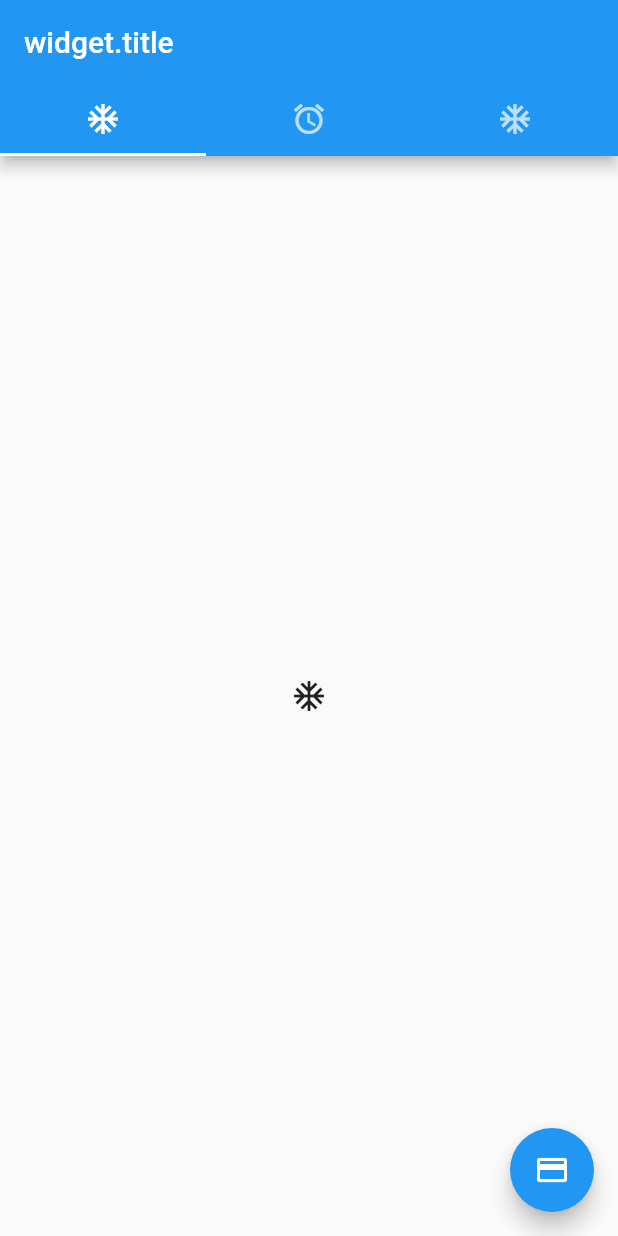
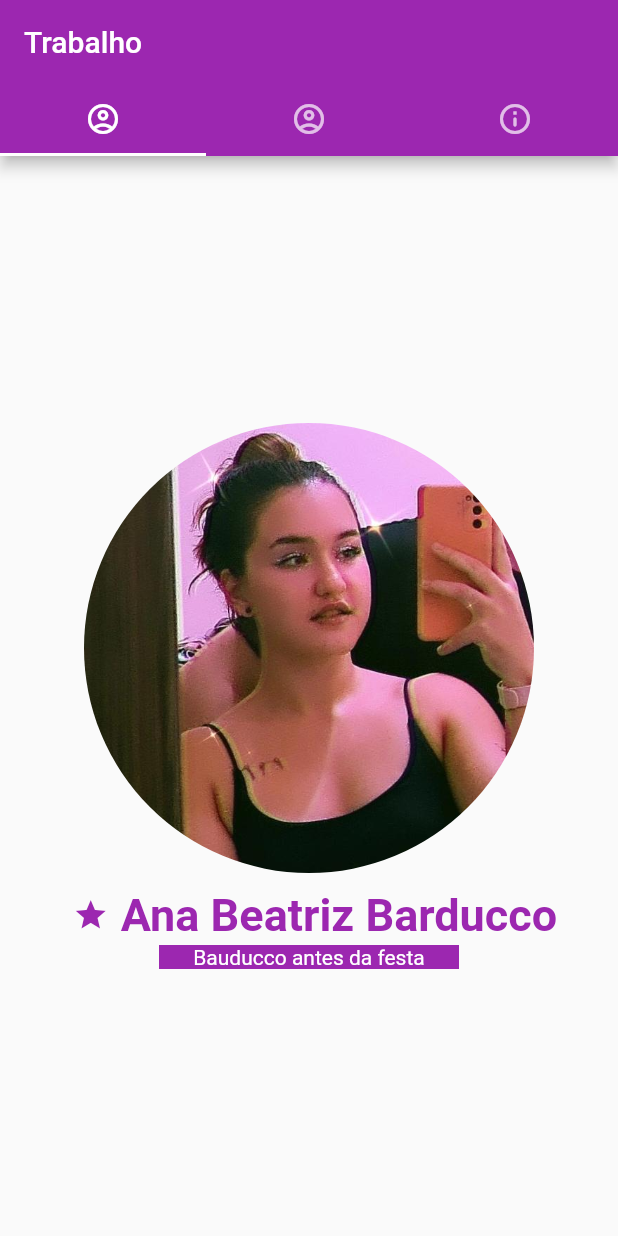
Before and after one commit to joao-vitor-machado/aula03-TabBar, a Flutter app: the screen it shows after launch, on a phone screen of 412 x 824 dp. Run offline on Flutter 3.47's test engine with Material 2 defaults, Android fonts, the phone set to English and light mode, and no system bars; Roboto replaces fonts that are missing (Arial).

Commit message:
tarefa aula 04

```diff
--- a/flutter_application_1/lib/main.dart
+++ b/flutter_application_1/lib/main.dart
@@ -1,4 +1,5 @@
 import 'package:flutter/material.dart';
+import 'package:flutter_application_1/view/PersonWidget.dart';
 import 'package:flutter_application_1/view/first_screen.dart';
 
 void main() {
@@ -16,7 +17,7 @@ class MyApp extends StatelessWidget {
     return MaterialApp(
       title: 'Flutter Demo',
       theme: ThemeData(
-        primarySwatch: Colors.blue,
+        primarySwatch: Colors.purple,
         visualDensity: VisualDensity.comfortable,
       ),
       home: DefaultTabController(
@@ -25,25 +26,51 @@ class MyApp extends StatelessWidget {
           appBar: AppBar(
             bottom: const TabBar(
               tabs: [
-                Tab(child: Icon(Icons.ac_unit)),
-                Tab(child: Icon(Icons.access_alarm_outlined)),
-                Tab(child: Icon(Icons.ac_unit)),
+                Tab(child: Icon(Icons.account_circle_outlined)),
+                Tab(child: Icon(Icons.account_circle_outlined)),
+                Tab(child: Icon(Icons.info_outline_rounded)),
               ],
             ),
-            title: Text("widget.title"),
+            title: Text("Trabalho"),
           ),
           body: TabBarView(
             children: [
-              Center(child: Icon(Icons.ac_unit)),
-              Center(child: Icon(Icons.access_alarm_outlined)),
-              Center(child: Icon(Icons.ac_unit)),
+              const Center(child:
+                PersonWidget(asset: "assets/images/ana.jpg",
+                  name: "Ana Beatriz Barducco",
+                  icon: Icon(Icons.star, color: Colors.purple,
+                  ),
+                description: "Bauducco antes da festa",),
+              ),
+              const Center(child:
+                PersonWidget(
+                    asset: "assets/images/joao.jpg",
+                    name: "João Vitor Leite Machado",
+                    icon: Icon(Icons.bed, color: Colors.purple ),
+                    description: "Sid no espelho da loja",
+                )
+              ),
+              Center(child: FittedBox(
+                fit: BoxFit.fill,
+                child: Container(
+                  width: 300,
+                  child: Column(
+                    children: [
+                      FittedBox(
+                          fit: BoxFit.cover,
+                          child: Image.asset("assets/images/romance.jpg")),
+                      Padding(
+                        padding: const EdgeInsets.all(8.0),
+                        child: const Text('''
+É um aplicativo em que o casal registra suas preferências de gênero de filmes e de snacks e a partir dessas informações, a aplicação sugere um date com um filme e snack que agrade ambos.                      ''', softWrap: true,),
+                      ),
+                    ],
+                  ),
+                ),
+              )),
             ],
           ),
-          floatingActionButton: FloatingActionButton(
-            onPressed: _incrementCounter,
-            tooltip: 'Increment',
-            child: Icon(Icons.credit_card),
-          ),
+
         ),
       ),
     );
--- /dev/null
+++ b/flutter_application_1/lib/view/PersonWidget.dart
@@ -0,0 +1,70 @@
+import 'package:flutter/material.dart';
+
+class PersonWidget extends StatelessWidget {
+  final String asset;
+  final String name;
+  final Icon icon;
+  final String description;
+  const PersonWidget({
+    Key? key,
+    required String this.asset,
+    required String this.name,
+    required Icon this.icon,
+    required String this.description,
+  }) : super(key: key);
+
+  @override
+  Widget build(BuildContext context) {
+    return Column(
+      mainAxisAlignment: MainAxisAlignment.center,
+      children: [
+         Container(
+           height: 300,
+           decoration: BoxDecoration(
+             shape: BoxShape.circle,
+             image: DecorationImage(
+               image: AssetImage(asset),
+             ),
+
+           ),
+         ),
+        Container(
+          child: Padding(
+            padding: const EdgeInsets.only(top: 8.0),
+            child: Row(
+              mainAxisAlignment: MainAxisAlignment.center,
+
+              children: [
+                Padding(
+                  padding: const EdgeInsets.all(8.0),
+                  child: icon,
+                ),
+                Text(name,
+                style: const TextStyle(
+                  fontSize: 30,
+                  color: Colors.purple,
+                  fontFamily: "Arial",
+                  fontWeight: FontWeight.bold
+                ),),
+              ],
+            ),
+          ),
+        ),
+
+        SizedBox(
+          width: 200,
+          child: Container(
+            alignment: Alignment.center,
+            color: Colors.purple,
+            child: Text(
+              description,
+              style: TextStyle(
+                color: Colors.white,
+              ),
+            ),
+          ),
+        )
+      ],
+    );
+  }
+}
```
Also changed, not shown: flutter_application_1/pubspec.yaml (+4 -3 lines), flutter_application_1/assets/images/ana.jpg (added), flutter_application_1/assets/images/joao.jpg (added), flutter_application_1/assets/images/romance.jpg (added).
